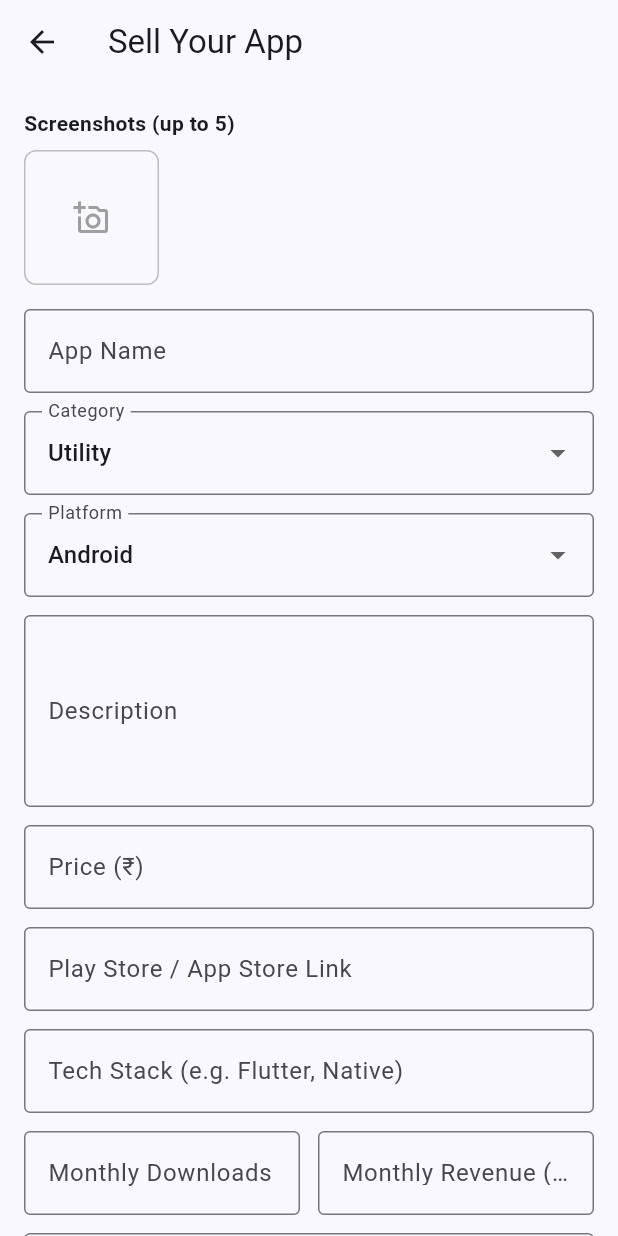
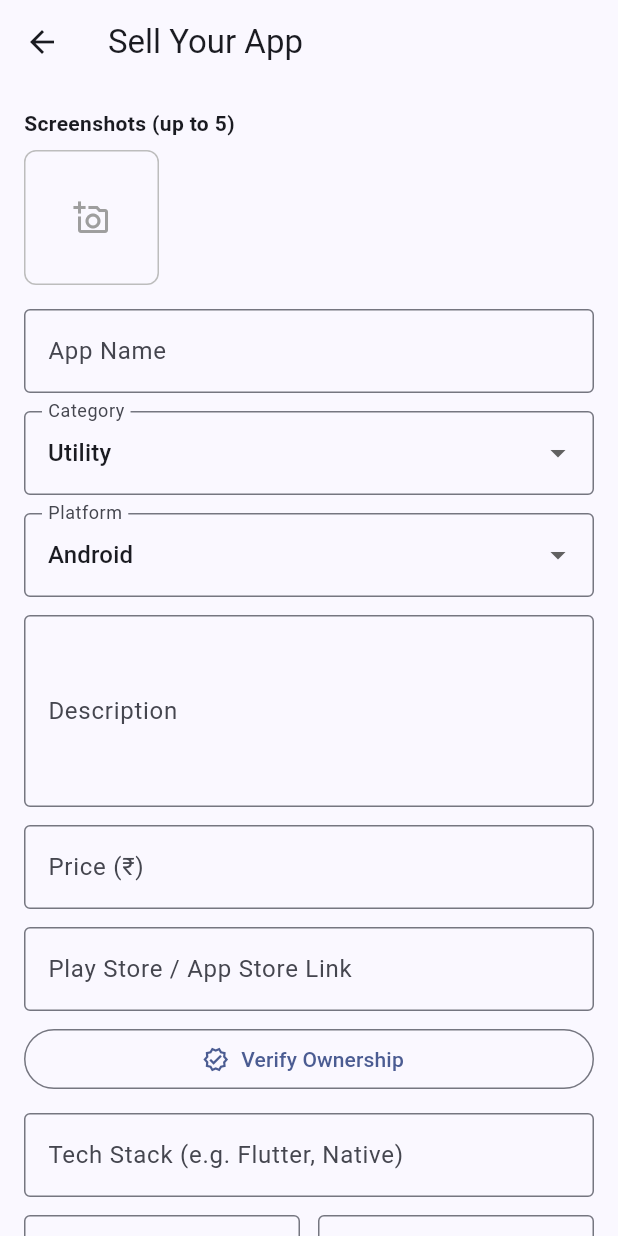
Before and after one commit to AlgoTradingLive/sellmyapp, a Flutter app: the AddListingScreen screen opened directly, on a phone screen of 412 x 824 dp. Run offline on Flutter 3.47's test engine with Material 3 defaults, Android fonts, the phone set to English and light mode, and no system bars; our stand-ins replace cloud_firestore, firebase_auth, firebase_core, google_sign_in, image_picker; accounts and stored records are empty.

Commit message:
Add automated ownership verification via Play Store developer email + one-time code (EmailJS)

```diff
--- a/lib/screens/add_listing_screen.dart
+++ b/lib/screens/add_listing_screen.dart
@@ -5,6 +5,8 @@ import '../models/app_listing.dart';
 import '../services/listing_service.dart';
 import '../services/storage_service.dart';
 import '../services/auth_service.dart';
+import '../services/play_store_service.dart';
+import '../services/verification_service.dart';
 
 class AddListingScreen extends StatefulWidget {
   const AddListingScreen({super.key});
@@ -23,15 +25,93 @@ class _AddListingScreenState extends State<AddListingScreen> {
   final _contact = TextEditingController();
   final _downloads = TextEditingController();
   final _revenue = TextEditingController();
+  final _codeController = TextEditingController();
 
   String _category = 'Utility';
   String _platform = 'Android';
   bool _saving = false;
   final List<File> _selectedImages = [];
+  late final String _listingId;
+
+  // Ownership verification state
+  bool _verifying = false;
+  bool _isVerified = false;
+  String? _foundEmail; // masked email shown to seller
+  bool _codeSent = false;
+  String? _verifyError;
 
   final _categories = const [
     'Gaming', 'Utility', 'E-commerce', 'Social', 'Education', 'Finance', 'Other'
   ];
+
+  @override
+  void initState() {
+    super.initState();
+    _listingId = ListingService().newListingId();
+  }
+
+  String _maskEmail(String email) {
+    final parts = email.split('@');
+    if (parts.length != 2) return email;
+    final name = parts[0];
+    final visible = name.length > 2 ? name.substring(0, 2) : name;
+    return '$visible***@${parts[1]}';
+  }
+
+  Future<void> _startVerification() async {
+    final link = _storeLink.text.trim();
+    if (link.isEmpty) {
+      setState(() => _verifyError = 'Enter your Play Store link first');
+      return;
+    }
+    setState(() {
+      _verifying = true;
+      _verifyError = null;
+    });
+    try {
+      final email = await PlayStoreService().fetchDeveloperEmail(link);
+      if (email == null) {
+        setState(() => _verifyError =
+            "Couldn't find a developer email on that Play Store page");
+        return;
+      }
+      final sent = await VerificationService().sendVerificationCode(
+        listingId: _listingId,
+        developerEmail: email,
+        appTitle: _title.text.trim().isEmpty ? 'your app' : _title.text.trim(),
+      );
+      if (!sent) {
+        setState(() => _verifyError = 'Failed to send verification email. Try again.');
+        return;
+      }
+      setState(() {
+        _foundEmail = email;
+        _codeSent = true;
+      });
+    } catch (e) {
+      setState(() => _verifyError = 'Verification failed: $e');
+    } finally {
+      if (mounted) setState(() => _verifying = false);
+    }
+  }
+
+  Future<void> _submitCode() async {
+    setState(() {
+      _verifying = true;
+      _verifyError = null;
+    });
+    try {
+      final ok = await VerificationService()
+          .checkCode(listingId: _listingId, enteredCode: _codeController.text);
+      if (ok) {
+        setState(() => _isVerified = true);
+      } else {
+        setState(() => _verifyError = 'Incorrect code, try again');
+      }
+    } finally {
+      if (mounted) setState(() => _verifying = false);
+    }
+  }
 
   Future<void> _pickImages() async {
     final picker = ImagePicker();
@@ -75,8 +155,9 @@ class _AddListingScreenState extends State<AddListingScreen> {
         sellerId: user?.uid ?? '',
         sellerContact: _contact.text.trim(),
         createdAt: DateTime.now(),
+        isVerified: _isVerified,
       );
-      await ListingService().addListing(listing);
+      await ListingService().setListing(_listingId, listing);
       if (mounted) Navigator.pop(context);
     } catch (e) {
       if (mounted) {
@@ -189,6 +270,79 @@ class _AddListingScreenState extends State<AddListingScreen> {
               decoration: const InputDecoration(
                   labelText: 'Play Store / App Store Link', border: OutlineInputBorder()),
             ),
+            const SizedBox(height: 8),
+            if (_isVerified)
+              Container(
+                padding: const EdgeInsets.all(10),
+                decoration: BoxDecoration(
+                  color: Colors.green.shade50,
+                  borderRadius: BorderRadius.circular(8),
+                  border: Border.all(color: Colors.green.shade200),
+                ),
+                child: const Row(
+                  children: [
+                    Icon(Icons.verified, color: Colors.green, size: 18),
+                    SizedBox(width: 8),
+                    Text('Ownership verified', style: TextStyle(color: Colors.green)),
+                  ],
+                ),
+              )
+            else if (!_codeSent)
+              OutlinedButton.icon(
+                onPressed: _verifying ? null : _startVerification,
+                icon: _verifying
+                    ? const SizedBox(height: 16, width: 16, child: CircularProgressIndicator(strokeWidth: 2))
+                    : const Icon(Icons.verified_outlined, size: 18),
+                label: const Text('Verify Ownership'),
+              )
+            else
+              Container(
+                padding: const EdgeInsets.all(12),
+                decoration: BoxDecoration(
+                  color: Colors.blue.shade50,
+                  borderRadius: BorderRadius.circular(8),
+                ),
+                child: Column(
+                  crossAxisAlignment: CrossAxisAlignment.start,
+                  children: [
+                    Text(
+                      'We sent a 6-digit code to ${_maskEmail(_foundEmail ?? '')} '
+                      '(your app\'s Play Store developer email). Enter it below:',
+                      style: const TextStyle(fontSize: 13),
+                    ),
+                    const SizedBox(height: 8),
+                    Row(
+                      children: [
+                        Expanded(
+                          child: TextField(
+                            controller: _codeController,
+                            keyboardType: TextInputType.number,
+                            maxLength: 6,
+                            decoration: const InputDecoration(
+                              hintText: '6-digit code',
+                              border: OutlineInputBorder(),
+                              counterText: '',
+                              isDense: true,
+                            ),
+                          ),
+                        ),
+                        const SizedBox(width: 8),
+                        FilledButton(
+                          onPressed: _verifying ? null : _submitCode,
+                          child: _verifying
+                              ? const SizedBox(height: 16, width: 16, child: CircularProgressIndicator(strokeWidth: 2))
+                              : const Text('Submit'),
+                        ),
+                      ],
+                    ),
+                  ],
+                ),
+              ),
+            if (_verifyError != null)
+              Padding(
+                padding: const EdgeInsets.only(top: 6),
+                child: Text(_verifyError!, style: const TextStyle(color: Colors.red, fontSize: 12)),
+              ),
             const SizedBox(height: 12),
             TextFormField(
               controller: _techStack,
--- a/lib/services/listing_service.dart
+++ b/lib/services/listing_service.dart
@@ -4,6 +4,10 @@ import '../models/app_listing.dart';
 class ListingService {
   final CollectionReference _listings =
       FirebaseFirestore.instance.collection('listings');
+
+  // Generate a new listing id upfront (used so verification can be tied
+  // to the listing before it's actually saved)
+  String newListingId() => _listings.doc().id;
 
   // Get all listings (newest first)
   Stream<List<AppListing>> getListings({String? category}) {
@@ -29,7 +33,12 @@ class ListingService {
             .toList());
   }
 
-  // Add a new listing
+  // Add a new listing with a specific id
+  Future<void> setListing(String id, AppListing listing) async {
+    await _listings.doc(id).set(listing.toMap());
+  }
+
+  // Add a new listing (auto id)
   Future<void> addListing(AppListing listing) async {
     await _listings.add(listing.toMap());
   }
```
Also changed, not shown: lib/screens/app_detail_screen.dart (+8 -0 lines), lib/services/play_store_service.dart (added, +41 -0 lines), lib/services/verification_service.dart (added, +74 -0 lines), 2 other files.
